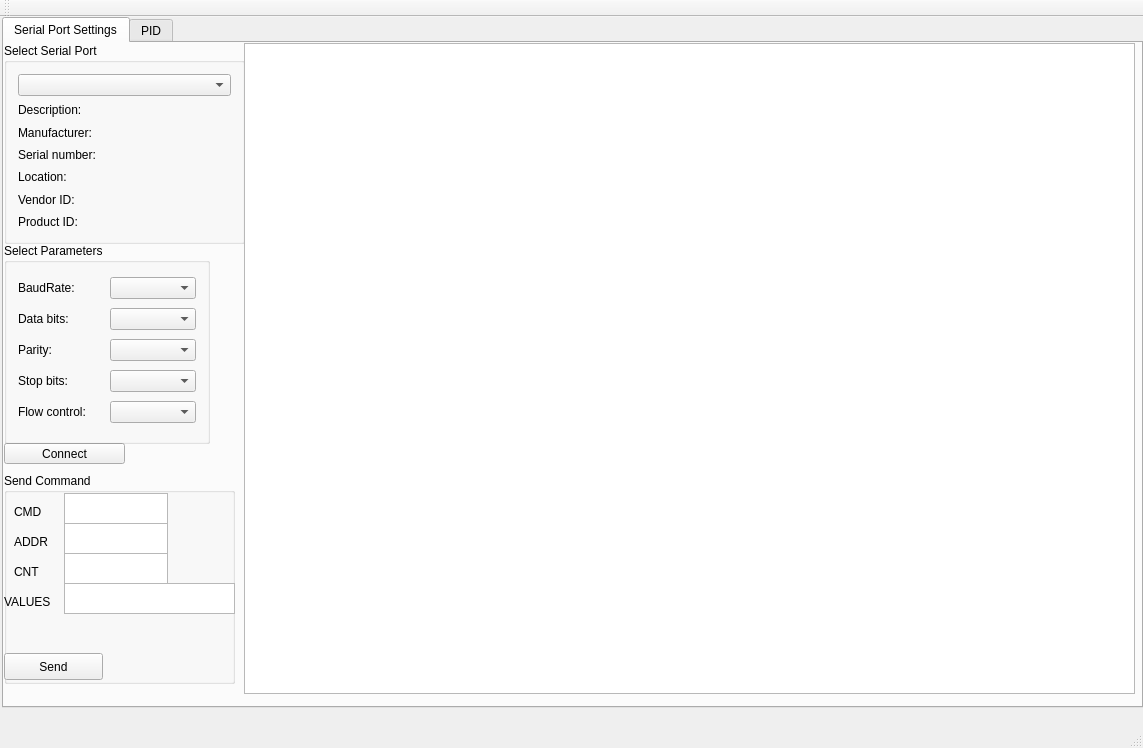
This is QuadroTune/mainwindow.ui in df1990/quadro_tune as Qt 5 draws it before an edit. The edited form follows.
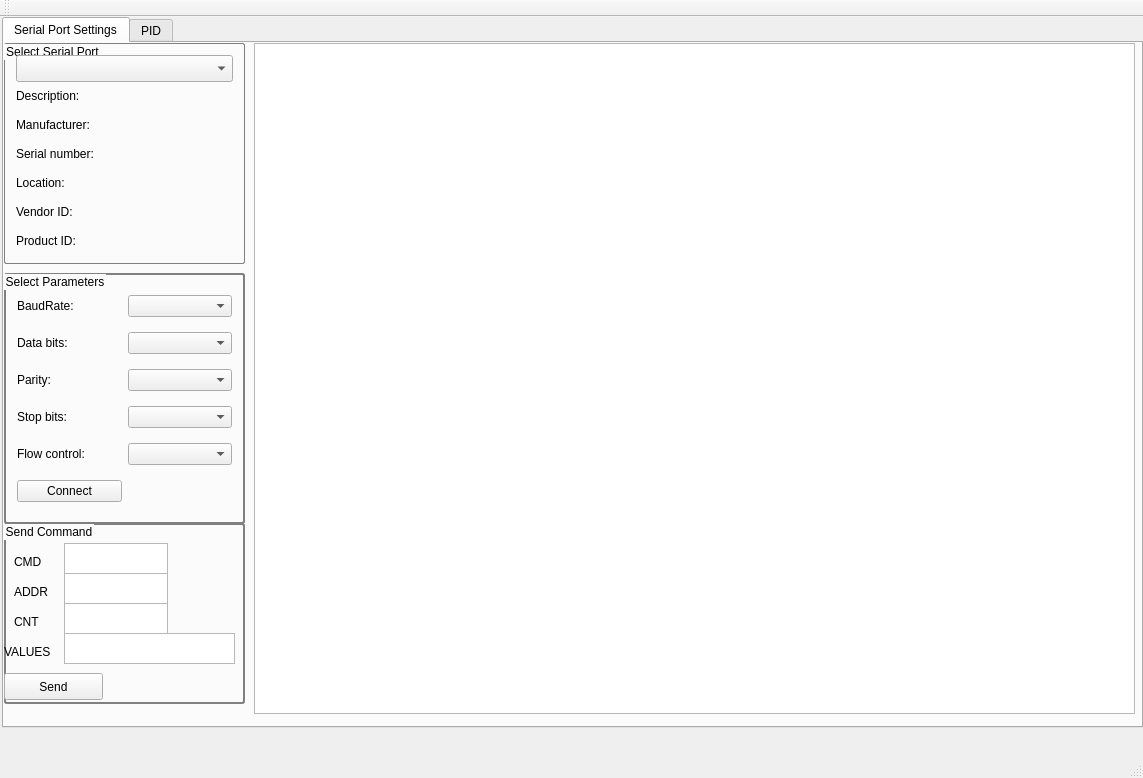
This is the edited form. The open tabs and pages were chosen to show the change. Custom widgets are drawn as their Qt base class.

Commit message: PID controll added

What changed in the file:
```diff
--- a/QuadroTune/mainwindow.ui
+++ b/QuadroTune/mainwindow.ui
@@ -7,7 +7,7 @@
     <x>0</x>
     <y>0</y>
     <width>1143</width>
-    <height>748</height>
+    <height>778</height>
    </rect>
   </property>
   <property name="windowTitle">
@@ -20,7 +20,7 @@
       <x>2</x>
       <y>0</y>
       <width>1141</width>
-      <height>691</height>
+      <height>711</height>
      </rect>
     </property>
     <property name="currentIndex">
@@ -36,85 +36,124 @@
         <x>0</x>
         <y>0</y>
         <width>241</width>
-        <height>201</height>
+        <height>221</height>
        </rect>
       </property>
+      <property name="styleSheet">
+       <string notr="true">QGroupBox { 
+     border: 1px solid gray; 
+     border-radius: 2px; 
+ } </string>
+      </property>
       <property name="title">
        <string>Select Serial Port</string>
       </property>
       <layout class="QGridLayout" name="gridLayout">
-       <item row="2" column="0">
-        <widget class="QLabel" name="manufacturerLabel">
-         <property name="text">
-          <string>Manufacturer:</string>
-         </property>
-        </widget>
-       </item>
-       <item row="0" column="0">
-        <widget class="QComboBox" name="serialPortInfoListBox"/>
-       </item>
-       <item row="1" column="0">
-        <widget class="QLabel" name="descriptionLabel">
-         <property name="text">
-          <string>Description:</string>
-         </property>
-        </widget>
-       </item>
-       <item row="3" column="0">
+       <item row="4" column="0">
         <widget class="QLabel" name="serialNumberLabel">
+         <property name="minimumSize">
+          <size>
+           <width>0</width>
+           <height>23</height>
+          </size>
+         </property>
          <property name="text">
           <string>Serial number:</string>
          </property>
         </widget>
        </item>
-       <item row="4" column="0">
+       <item row="5" column="0">
         <widget class="QLabel" name="locationLabel">
+         <property name="minimumSize">
+          <size>
+           <width>0</width>
+           <height>23</height>
+          </size>
+         </property>
          <property name="text">
           <string>Location:</string>
          </property>
         </widget>
        </item>
-       <item row="5" column="0">
-        <widget class="QLabel" name="vidLabel">
-         <property name="text">
-          <string>Vendor ID:</string>
-         </property>
-        </widget>
-       </item>
-       <item row="6" column="0">
+       <item row="7" column="0">
         <widget class="QLabel" name="pidLabel">
+         <property name="minimumSize">
+          <size>
+           <width>0</width>
+           <height>23</height>
+          </size>
+         </property>
          <property name="text">
           <string>Product ID:</string>
          </property>
         </widget>
        </item>
+       <item row="6" column="0">
+        <widget class="QLabel" name="vidLabel">
+         <property name="minimumSize">
+          <size>
+           <width>0</width>
+           <height>23</height>
+          </size>
+         </property>
+         <property name="text">
+          <string>Vendor ID:</string>
+         </property>
+        </widget>
+       </item>
+       <item row="3" column="0">
+        <widget class="QLabel" name="manufacturerLabel">
+         <property name="minimumSize">
+          <size>
+           <width>0</width>
+           <height>23</height>
+          </size>
+         </property>
+         <property name="text">
+          <string>Manufacturer:</string>
+         </property>
+        </widget>
+       </item>
+       <item row="2" column="0">
+        <widget class="QLabel" name="descriptionLabel">
+         <property name="minimumSize">
+          <size>
+           <width>0</width>
+           <height>23</height>
+          </size>
+         </property>
+         <property name="text">
+          <string>Description:</string>
+         </property>
+        </widget>
+       </item>
+       <item row="1" column="0">
+        <widget class="QComboBox" name="serialPortInfoListBox">
+         <property name="minimumSize">
+          <size>
+           <width>0</width>
+           <height>27</height>
+          </size>
+         </property>
+        </widget>
+       </item>
       </layout>
      </widget>
-     <widget class="QPushButton" name="connectButton">
-      <property name="enabled">
-       <bool>true</bool>
-      </property>
-      <property name="geometry">
-       <rect>
-        <x>0</x>
-        <y>400</y>
-        <width>121</width>
-        <height>21</height>
-       </rect>
-      </property>
-      <property name="text">
-       <string>Connect</string>
-      </property>
-     </widget>
      <widget class="QGroupBox" name="parametersBox">
       <property name="geometry">
        <rect>
         <x>0</x>
-        <y>200</y>
-        <width>206</width>
-        <height>201</height>
+        <y>230</y>
+        <width>241</width>
+        <height>251</height>
        </rect>
       </property>
+      <property name="styleSheet">
+       <string notr="true">QGroupBox { 
+     border: 2px solid gray; 
+     border-radius: 3px; 
+ } </string>
+      </property>
       <property name="title">
        <string>Select Parameters</string>
       </property>
@@ -136,6 +175,9 @@
        <item row="1" column="1">
         <widget class="QComboBox" name="dataBitsBox"/>
        </item>
+       <item row="0" column="1">
+        <widget class="QComboBox" name="baudRateBox"/>
+       </item>
        <item row="2" column="0">
         <widget class="QLabel" name="parityLabel">
          <property name="text">
@@ -153,9 +195,6 @@
          </property>
         </widget>
        </item>
-       <item row="3" column="1">
-        <widget class="QComboBox" name="stopBitsBox"/>
-       </item>
        <item row="4" column="0">
         <widget class="QLabel" name="flowControlLabel">
          <property name="text">
@@ -163,21 +202,31 @@
          </property>
         </widget>
        </item>
+       <item row="3" column="1">
+        <widget class="QComboBox" name="stopBitsBox"/>
+       </item>
        <item row="4" column="1">
         <widget class="QComboBox" name="flowControlBox"/>
        </item>
-       <item row="0" column="1">
-        <widget class="QComboBox" name="baudRateBox"/>
+       <item row="5" column="0">
+        <widget class="QPushButton" name="connectButton">
+         <property name="enabled">
+          <bool>true</bool>
+         </property>
+         <property name="text">
+          <string>Connect</string>
+         </property>
+        </widget>
        </item>
       </layout>
      </widget>
      <widget class="QPlainTextEdit" name="plainTextEdit_log">
       <property name="geometry">
        <rect>
-        <x>240</x>
+        <x>250</x>
         <y>0</y>
-        <width>891</width>
-        <height>651</height>
+        <width>881</width>
+        <height>671</height>
        </rect>
       </property>
      </widget>
@@ -185,11 +234,17 @@
       <property name="geometry">
        <rect>
         <x>0</x>
-        <y>430</y>
-        <width>231</width>
-        <height>211</height>
+        <y>480</y>
+        <width>241</width>
+        <height>181</height>
        </rect>
       </property>
+      <property name="styleSheet">
+       <string notr="true">QGroupBox { 
+     border: 2px solid gray; 
+     border-radius: 3px; 
+ } </string>
+      </property>
       <property name="title">
        <string>Send Command</string>
       </property>
@@ -249,7 +304,7 @@
        <property name="geometry">
         <rect>
          <x>0</x>
-         <y>180</y>
+         <y>150</y>
          <width>99</width>
          <height>27</height>
         </rect>
@@ -318,7 +373,7 @@
       <property name="geometry">
        <rect>
         <x>30</x>
-        <y>240</y>
+        <y>210</y>
         <width>99</width>
         <height>27</height>
        </rect>
@@ -336,6 +391,12 @@
         <height>171</height>
        </rect>
       </property>
+      <property name="styleSheet">
+       <string notr="true">QGroupBox { 
+     border: 2px solid gray; 
+     border-radius: 3px; 
+ } </string>
+      </property>
       <property name="title">
        <string>Axis Select</string>
       </property>
@@ -418,6 +479,117 @@
        </property>
       </widget>
      </widget>
+     <widget class="QGroupBox" name="groupBox_3">
+      <property name="geometry">
+       <rect>
+        <x>30</x>
+        <y>250</y>
+        <width>161</width>
+        <height>231</height>
+       </rect>
+      </property>
+      <property name="styleSheet">
+       <string notr="true">QGroupBox { 
+     border: 2px solid gray; 
+     border-radius: 3px; 
+ } </string>
+      </property>
+      <property name="title">
+       <string>PID Settings</string>
+      </property>
+      <widget class="QTextEdit" name="textEdit_PID_PValue">
+       <property name="geometry">
+        <rect>
+         <x>40</x>
+         <y>80</y>
+         <width>104</width>
+         <height>31</height>
+        </rect>
+       </property>
+      </widget>
+      <widget class="QTextEdit" name="textEdit_PID_IValue">
+       <property name="geometry">
+        <rect>
+         <x>40</x>
+         <y>110</y>
+         <width>104</width>
+         <height>31</height>
+        </rect>
+       </property>
+      </widget>
+      <widget class="QTextEdit" name="textEdit_PID_DValue">
+       <property name="geometry">
+        <rect>
+         <x>40</x>
+         <y>140</y>
+         <width>104</width>
+         <height>31</height>
+        </rect>
+       </property>
+      </widget>
+      <widget class="QLabel" name="label_5">
+       <property name="geometry">
+        <rect>
+         <x>20</x>
+         <y>90</y>
+         <width>16</width>
+         <height>17</height>
+        </rect>
+       </property>
+       <property name="text">
+        <string>P</string>
+       </property>
+      </widget>
+      <widget class="QLabel" name="label_6">
+       <property name="geometry">
+        <rect>
+         <x>20</x>
+         <y>120</y>
+         <width>16</width>
+         <height>17</height>
+        </rect>
+       </property>
+       <property name="text">
+        <string>I</string>
+       </property>
+      </widget>
+      <widget class="QLabel" name="label_7">
+       <property name="geometry">
+        <rect>
+         <x>20</x>
+         <y>150</y>
+         <width>16</width>
+         <height>17</height>
+        </rect>
+       </property>
+       <property name="text">
+        <string>D</string>
+       </property>
+      </widget>
+      <widget class="QPushButton" name="pushButton_PIDTest_2">
+       <property name="geometry">
+        <rect>
+         <x>20</x>
+         <y>180</y>
+         <width>99</width>
+         <height>27</height>
+        </rect>
+       </property>
+       <property name="text">
+        <string>Set</string>
+       </property>
+      </widget>
+      <widget class="QComboBox" name="comboBox_PIDSelect">
+       <property name="geometry">
+        <rect>
+         <x>50</x>
+         <y>40</y>
+         <width>85</width>
+         <height>27</height>
+        </rect>
+       </property>
+      </widget>
+     </widget>
     </widget>
    </widget>
   </widget>
```
The commit also changes 2 other files.
